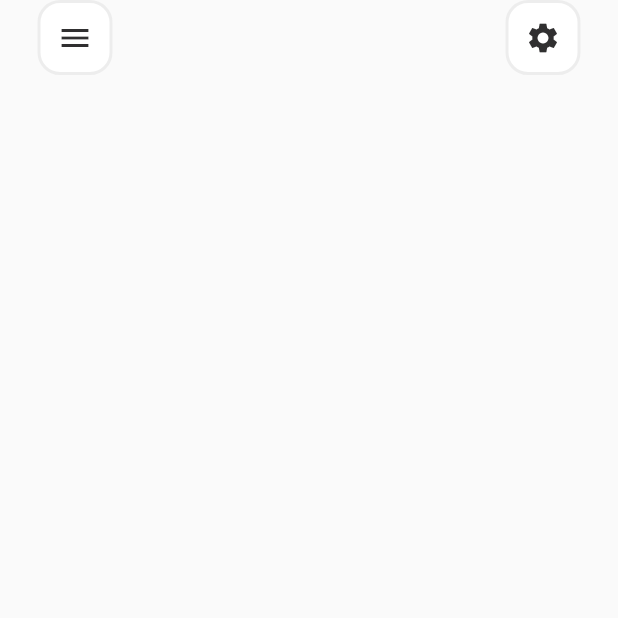
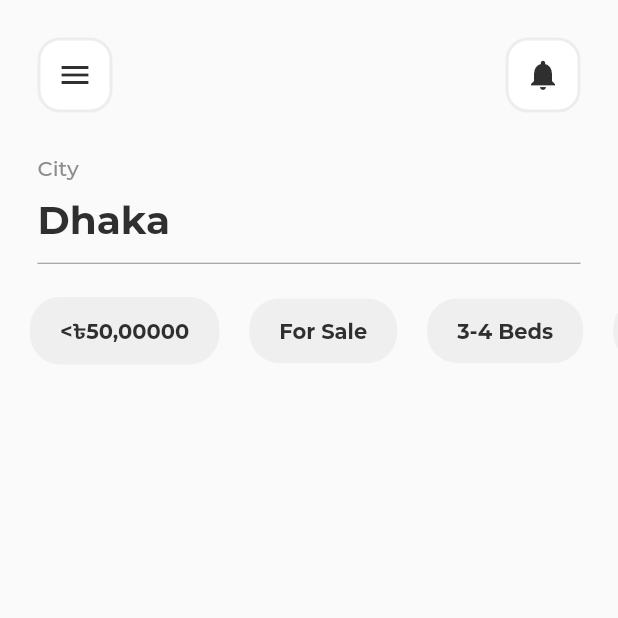
Before and after one commit to Rakibul25/-100daysofcode-mobile_app-, a Flutter app: the screen it shows after launch, on a phone screen of 412 x 824 dp, the top half of it. Run offline on Flutter 3.47's test engine with Material 2 defaults, Android fonts, the light colour scheme and no system bars; our stand-ins replace flutter_svg, google_fonts; missing offline and left inert: dart:ffi.

Commit message:
horizontal scroll

```diff
--- a/homerent/lib/screens/LandingScreen.dart
+++ b/homerent/lib/screens/LandingScreen.dart
@@ -1,6 +1,7 @@
 import 'package:flutter/material.dart';
 import 'package:homerent/custom/BorderBox.dart';
 import 'package:homerent/utils/constants.dart';
+import 'package:homerent/utils/widget_functions.dart';
 
 class LandingScreen extends StatelessWidget {
   const LandingScreen({Key? key}) : super(key: key);
@@ -8,16 +9,20 @@ class LandingScreen extends StatelessWidget {
   @override
   Widget build(BuildContext context) {
     final Size size = MediaQuery.of(context).size;
+    final ThemeData themeData = Theme.of(context);
     final double padding = 25;
+    final sidePadding = EdgeInsets.symmetric(horizontal: padding);
     return SafeArea(
         child: Scaffold(
       body: Container(
         height: size.height,
         width: size.width,
         child: Column(
+          crossAxisAlignment: CrossAxisAlignment.start,
           children: [
+            addVerticalSpace(padding),
             Padding(
-              padding: EdgeInsets.symmetric(horizontal: padding),
+              padding: sidePadding,
               child: Row(
                 mainAxisAlignment: MainAxisAlignment.spaceBetween,
                 children: const [
@@ -31,14 +36,63 @@ class LandingScreen extends StatelessWidget {
                     padding: EdgeInsets.all(8),
                     height: 50,
                     width: 50,
-                    child: Icon(Icons.settings, color: COLOR_BLACK),
+                    child: Icon(Icons.notifications, color: COLOR_BLACK),
                   )
                 ],
               ),
-            )
+            ),
+            addVerticalSpace(padding),
+            Padding(
+              padding: sidePadding,
+              child: Text("City", style: themeData.textTheme.bodyText2,),
+            ),
+            addVerticalSpace(10),
+            Padding(
+              padding: sidePadding,
+              child: Text("Dhaka", style: themeData.textTheme.headline1,),
+            ),
+            Padding(
+              padding: sidePadding,
+              child: Divider(
+                height: padding,
+                color: COLOR_GREY,
+              )
+            ),
+            addVerticalSpace(10),
+            SingleChildScrollView(
+              scrollDirection: Axis.horizontal,
+              physics: BouncingScrollPhysics(),
+              child: Row(
+                children: ["<\৳50,00000","For Sale","3-4 Beds",">1000 sqft"]
+                    .map((filter) => ChoiceOption(text: filter)).toList(),
+              ),
+            ),
           ],
         ),
       ),
     ));
   }
 }
+
+class ChoiceOption extends StatelessWidget {
+  final String text;
+
+  const ChoiceOption({super.key,  required this.text}) ;
+
+  @override
+  Widget build(BuildContext context) {
+    final ThemeData themeData = Theme.of(context);
+    return Container(
+      decoration: BoxDecoration(
+        color: COLOR_GREY.withAlpha(25),
+        borderRadius: BorderRadius.circular(20.0),
+      ),
+      padding: const EdgeInsets.symmetric(horizontal: 20, vertical: 13),
+      margin: const EdgeInsets.only(left: 20),
+      child: Text(
+        text,
+        style: themeData.textTheme.headline5,
+      ),
+    );
+  }
+}
```
Also changed, not shown: homerent/assets/images/bell.png (added).
